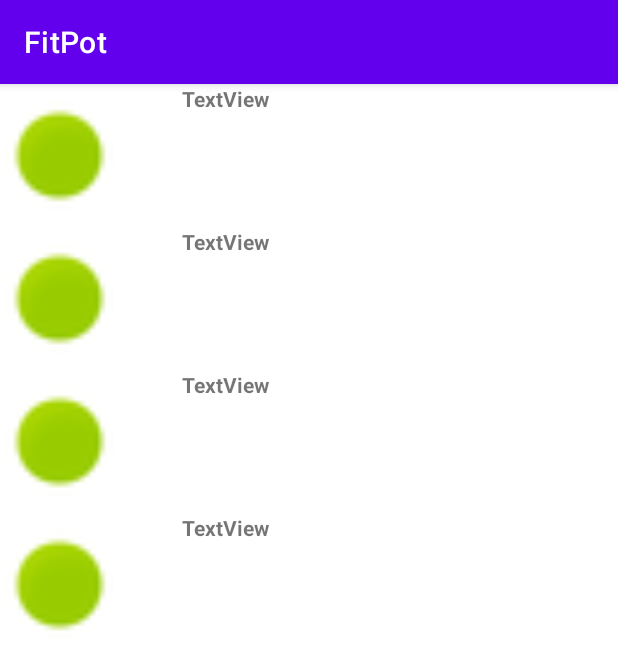
After one commit to BOLCZAK/Run-a-plant, an Android app: the fragment InventoryFragment shown on its own in the app's theme, on a phone screen of 412 x 824 dp. The commit adds this screen. Shown: the top 670 px of the screen. Run offline under Robolectric (Android 15) with nearby library versions, the phone set to English and light mode, and no system bars.

Commit message:
added base for inventory

```diff
--- a/app/src/main/java/com/example/fitpot/MainActivity.java
+++ b/app/src/main/java/com/example/fitpot/MainActivity.java
@@ -1,8 +1,11 @@
 package com.example.fitpot;
 
+
+import android.content.Context;
+import android.content.SharedPreferences;
 import android.os.Bundle;
 
-import com.example.fitpot.ui.map.Map;
+import com.example.fitpot.ui.map.MapFragment;
 import com.google.android.material.bottomnavigation.BottomNavigationView;
 
 import androidx.appcompat.app.AppCompatActivity;
@@ -16,7 +19,6 @@ import com.example.fitpot.databinding.ActivityMainBinding;
 public class MainActivity extends AppCompatActivity {
 
     private Gyroscope gyroscope;
-    private Map map;
     private ActivityMainBinding binding;
 
     @Override
--- /dev/null
+++ b/app/src/main/java/com/example/fitpot/SeedType.java
@@ -0,0 +1,5 @@
+package com.example.fitpot;
+
+public enum SeedType {
+    brown, yellow, red, green
+}
--- /dev/null
+++ b/app/src/main/java/com/example/fitpot/ui/inventory/InventoryFragment.java
@@ -0,0 +1,32 @@
+package com.example.fitpot.ui.inventory;
+
+import android.os.Bundle;
+import android.view.LayoutInflater;
+import android.view.View;
+import android.view.ViewGroup;
+import android.widget.TextView;
+
+import androidx.annotation.NonNull;
+import androidx.annotation.Nullable;
+import androidx.fragment.app.Fragment;
+import androidx.lifecycle.Observer;
+import androidx.lifecycle.ViewModelProvider;
+
+import com.example.fitpot.databinding.FragmentHomeBinding;
+import com.example.fitpot.databinding.FragmentInventoryBinding;
+import com.example.fitpot.ui.home.HomeViewModel;
+
+public class InventoryFragment extends Fragment {
+
+    private FragmentInventoryBinding binding;
+
+    public View onCreateView(@NonNull LayoutInflater inflater,
+                             ViewGroup container, Bundle savedInstanceState) {
+
+        binding = FragmentInventoryBinding.inflate(inflater, container, false);
+        View root = binding.getRoot();
+
+
+        return root;
+    }
+}
--- a/app/src/main/java/com/example/fitpot/ui/map/Map.java
+++ b/app/src/main/java/com/example/fitpot/ui/map/MapFragment.java
@@ -18,9 +18,8 @@ import com.google.android.gms.maps.model.LatLng;
 import com.google.android.gms.maps.model.MarkerOptions;
 import com.example.fitpot.databinding.FragmentMapBinding;
 
-public class Map extends Fragment implements OnMapReadyCallback{
+public class MapFragment extends Fragment implements OnMapReadyCallback{
     private MapView mapView;
-
 
     @Override
     public View onCreateView(LayoutInflater inflater, ViewGroup container, Bundle savedInstanceState) {
--- /dev/null
+++ b/app/src/main/res/layout/fragment_inventory.xml
@@ -0,0 +1,91 @@
+<?xml version="1.0" encoding="utf-8"?>
+<androidx.constraintlayout.widget.ConstraintLayout xmlns:android="http://schemas.android.com/apk/res/android"
+    xmlns:app="http://schemas.android.com/apk/res-auto"
+    android:layout_width="match_parent"
+    android:layout_height="match_parent">
+
+    <TableLayout
+        android:layout_width="match_parent"
+        android:layout_height="match_parent">
+
+        <TableRow
+            android:layout_width="match_parent"
+            android:layout_height="74dp">
+
+            <ImageView
+                android:id="@+id/seed1"
+                android:layout_width="79dp"
+                android:layout_height="95dp"
+                android:contentDescription="seed1"
+                app:srcCompat="@android:drawable/presence_online" />
+
+            <TextView
+                android:id="@+id/seed1Text"
+                android:layout_width="142dp"
+                android:layout_height="match_parent"
+                android:text="TextView"
+                android:textAlignment="center"
+                android:textStyle="bold" />
+        </TableRow>
+
+        <TableRow
+            android:layout_width="match_parent"
+            android:layout_height="match_parent" >
+
+            <ImageView
+                android:id="@+id/seed2"
+                android:layout_width="59dp"
+                android:layout_height="95dp"
+                android:contentDescription="seed2"
+                app:srcCompat="@android:drawable/presence_online" />
+
+            <TextView
+                android:id="@+id/seed1Text2"
+                android:layout_width="141dp"
+                android:layout_height="match_parent"
+                android:text="TextView"
+                android:textAlignment="center"
+                android:textStyle="bold" />
+        </TableRow>
+
+        <TableRow
+            android:layout_width="match_parent"
+            android:layout_height="match_parent" >
+
+            <ImageView
+                android:id="@+id/seed3"
+                android:layout_width="59dp"
+                android:layout_height="95dp"
+                android:contentDescription="seed3"
+                app:srcCompat="@android:drawable/presence_online" />
+
+            <TextView
+                android:id="@+id/seed1Text3"
+                android:layout_width="127dp"
+                android:layout_height="match_parent"
+                android:text="TextView"
+                android:textAlignment="center"
+                android:textStyle="bold" />
+        </TableRow>
+
+        <TableRow
+            android:layout_width="match_parent"
+            android:layout_height="match_parent" >
+
+            <ImageView
+                android:id="@+id/seed4"
+                android:layout_width="59dp"
+                android:layout_height="95dp"
+                android:contentDescription="seed4"
+                app:srcCompat="@android:drawable/presence_online" />
+
+            <TextView
+                android:id="@+id/seed1Text4"
+                android:layout_width="141dp"
+                android:layout_height="match_parent"
+                android:text="TextView"
+                android:textAlignment="center"
+                android:textStyle="bold" />
+        </TableRow>
+    </TableLayout>
+</androidx.constraintlayout.widget.ConstraintLayout>
--- a/app/src/main/res/menu/bottom_nav_menu.xml
+++ b/app/src/main/res/menu/bottom_nav_menu.xml
@@ -19,5 +19,9 @@
         android:id="@+id/navigation_map"
         android:icon="@drawable/ic_explore_24"
         android:title="@string/title_map" />
+    <item
+        android:id="@+id/navigation_inventory"
+        android:icon="@drawable/ic_backpack_24"
+        android:title="@string/title_inventory" />
 
 </menu>
--- a/app/src/main/res/navigation/mobile_navigation.xml
+++ b/app/src/main/res/navigation/mobile_navigation.xml
@@ -25,6 +25,6 @@
 
     <fragment
         android:id="@+id/navigation_map"
-        android:name="com.example.fitpot.ui.map.Map"
+        android:name="com.example.fitpot.ui.map.MapFragment"
         android:label="@string/title_map" />
 </navigation>
--- a/app/src/main/res/values/strings.xml
+++ b/app/src/main/res/values/strings.xml
@@ -4,6 +4,7 @@
     <string name="title_shop">Shop</string>
     <string name="title_notifications">Notifications</string>
     <string name="title_map">Map</string>
+    <string name="title_inventory">Inventory</string>
     <string name="circle">Circle With Text</string>
     <string name="plant1">Plant\'s 1st stage</string>
     <string name="plant2">Plant\'s 2st stage</string>
```
Also changed, not shown: app/src/main/java/com/example/fitpot/Seed.java (added, +11 -0 lines), app/src/main/java/com/example/fitpot/ui/Inventory.java (added, +82 -0 lines), app/src/main/res/drawable/ic_backpack_24.xml (added, +9 -0 lines).
